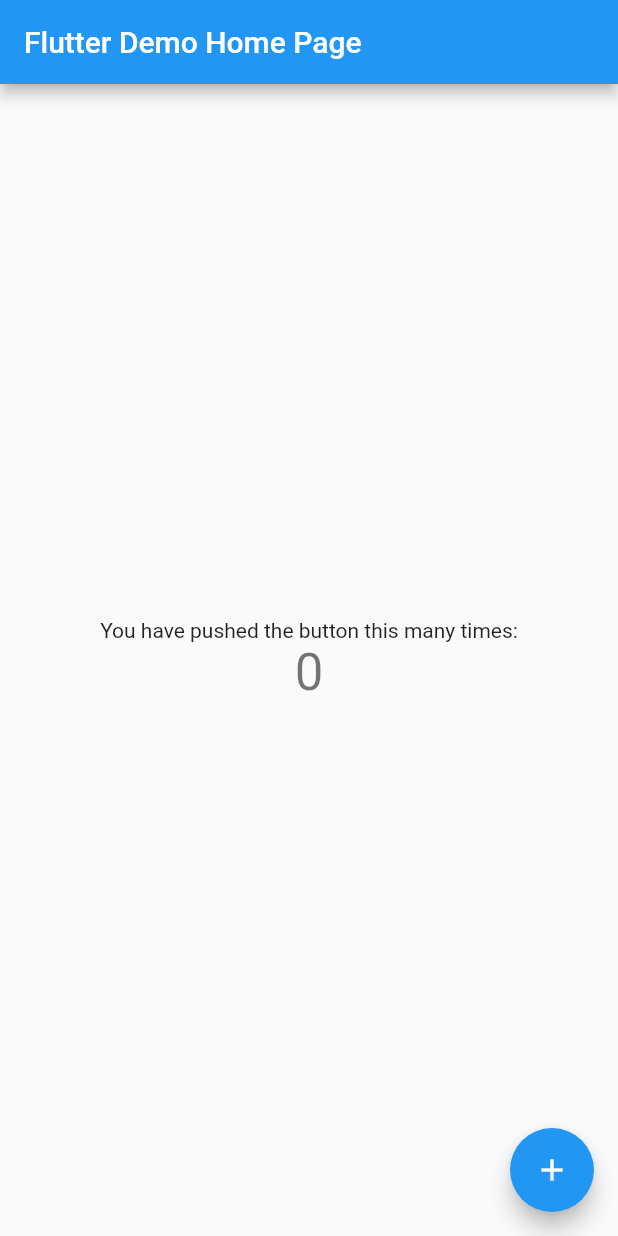
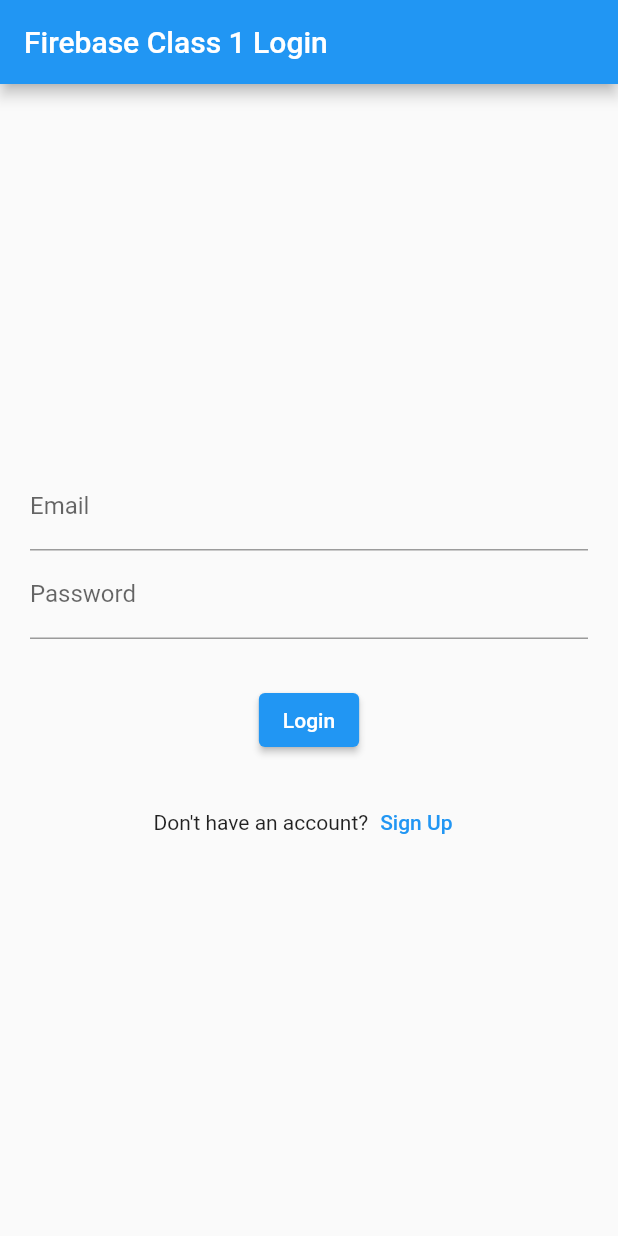
Before and after one commit to abraralidev/Firebase-Classes-Cybex, a Flutter app: the screen it shows after launch, on a phone screen of 412 x 824 dp. Run offline on Flutter 3.47's test engine with Material 2 defaults, Android fonts, the phone set to English and light mode, and no system bars; our stand-ins replace firebase_auth, firebase_core; accounts and stored records are empty.

Commit message:
added: login | SignUp

```diff
--- a/class_1/lib/main.dart
+++ b/class_1/lib/main.dart
@@ -1,6 +1,15 @@
+import 'package:class_1/screens/auth/signIn.dart';
+import 'package:class_1/screens/home/home.dart';
+import 'package:firebase_core/firebase_core.dart';
 import 'package:flutter/material.dart';
 
-void main() {
+import 'firebase_options.dart';
+
+Future<void> main() async {
+  WidgetsFlutterBinding.ensureInitialized();
+  await Firebase.initializeApp(
+    options: DefaultFirebaseOptions.currentPlatform,
+  );
   runApp(const MyApp());
 }
 
@@ -11,105 +20,11 @@ class MyApp extends StatelessWidget {
   @override
   Widget build(BuildContext context) {
     return MaterialApp(
-      title: 'Flutter Demo',
+      title: 'Firebase Class 1',
       theme: ThemeData(
-        // This is the theme of your application.
-        //
-        // Try running your application with "flutter run". You'll see the
-        // application has a blue toolbar. Then, without quitting the app, try
-        // changing the primarySwatch below to Colors.green and then invoke
-        // "hot reload" (press "r" in the console where you ran "flutter run",
-        // or simply save your changes to "hot reload" in a Flutter IDE).
-        // Notice that the counter didn't reset back to zero; the application
-        // is not restarted.
         primarySwatch: Colors.blue,
       ),
-      home: const MyHomePage(title: 'Flutter Demo Home Page'),
+      home: const LoginScreen(),
     );
   }
 }
-
-class MyHomePage extends StatefulWidget {
-  const MyHomePage({super.key, required this.title});
-
-  // This widget is the home page of your application. It is stateful, meaning
-  // that it has a State object (defined below) that contains fields that affect
-  // how it looks.
-
-  // This class is the configuration for the state. It holds the values (in this
-  // case the title) provided by the parent (in this case the App widget) and
-  // used by the build method of the State. Fields in a Widget subclass are
-  // always marked "final".
-
-  final String title;
-
-  @override
-  State<MyHomePage> createState() => _MyHomePageState();
-}
-
-class _MyHomePageState extends State<MyHomePage> {
-  int _counter = 0;
-
-  void _incrementCounter() {
-    setState(() {
-      // This call to setState tells the Flutter framework that something has
-      // changed in this State, which causes it to rerun the build method below
-      // so that the display can reflect the updated values. If we changed
-      // _counter without calling setState(), then the build method would not be
-      // called again, and so nothing would appear to happen.
-      _counter++;
-    });
-  }
-
-  @override
-  Widget build(BuildContext context) {
-    // This method is rerun every time setState is called, for instance as done
-    // by the _incrementCounter method above.
-    //
-    // The Flutter framework has been optimized to make rerunning build methods
-    // fast, so that you can just rebuild anything that needs updating rather
-    // than having to individually change instances of widgets.
-    return Scaffold(
-      appBar: AppBar(
-        // Here we take the value from the MyHomePage object that was created by
-        // the App.build method, and use it to set our appbar title.
-        title: Text(widget.title),
-      ),
-      body: Center(
-        // Center is a layout widget. It takes a single child and positions it
-        // in the middle of the parent.
-        child: Column(
-          // Column is also a layout widget. It takes a list of children and
-          // arranges them vertically. By default, it sizes itself to fit its
-          // children horizontally, and tries to be as tall as its parent.
-          //
-          // Invoke "debug painting" (press "p" in the console, choose the
-          // "Toggle Debug Paint" action from the Flutter Inspector in Android
-          // Studio, or the "Toggle Debug Paint" command in Visual Studio Code)
-          // to see the wireframe for each widget.
-          //
-          // Column has various properties to control how it sizes itself and
-          // how it positions its children. Here we use mainAxisAlignment to
-          // center the children vertically; the main axis here is the vertical
-          // axis because Columns are vertical (the cross axis would be
-          // horizontal).
-          mainAxisAlignment: MainAxisAlignment.center,
-          children: <Widget>[
-            const Text(
-              'You have pushed the button this many times:',
-            ),
-            Text(
-              '$_counter',
-              style: Theme.of(context).textTheme.headlineMedium,
-            ),
-          ],
-        ),
-      ),
-      floatingActionButton: FloatingActionButton(
-        onPressed: _incrementCounter,
-        tooltip: 'Increment',
-        child: const Icon(Icons.add),
-      ), // This trailing comma makes auto-formatting nicer for build methods.
-    );
-  }
-}
--- /dev/null
+++ b/class_1/lib/screens/auth/signIn.dart
@@ -0,0 +1,115 @@
+// ignore_for_file: avoid_print, non_constant_identifier_names
+
+import 'package:class_1/screens/auth/signUp.dart';
+import 'package:firebase_auth/firebase_auth.dart';
+import 'package:flutter/material.dart';
+
+import '../home/home.dart';
+
+class LoginScreen extends StatefulWidget {
+  const LoginScreen({super.key});
+
+  @override
+  State<LoginScreen> createState() => _LoginScreenState();
+}
+
+class _LoginScreenState extends State<LoginScreen> {
+  // form is use for Validation it's important to use it
+  final GlobalKey<FormState> _FormKey = GlobalKey<FormState>();
+
+  // these two controllers are use to get the value from the textfield
+  final TextEditingController _emailController = TextEditingController();
+  final TextEditingController _passwordController = TextEditingController();
+
+  // this is use to get the Login of the firebase auth
+  final FirebaseAuth _auth = FirebaseAuth.instance;
+
+  @override
+  Widget build(BuildContext context) {
+    return Scaffold(
+        appBar: AppBar(
+          title: const Text('Firebase Class 1 Login'),
+        ),
+        body: Padding(
+          padding: const EdgeInsets.all(20.0),
+          // for validation we use form
+          // Step 1: call the form widget
+          child: Form(
+            // Step 2: call the form Key  FOR VALIDATION
+            key: _FormKey,
+            // Step 3: call the column widget
+            child: Column(
+              mainAxisAlignment: MainAxisAlignment.center,
+              children: [
+                // Step 4: call the TextField widget
+                TextFormField(
+                  // Step 5: call the controller that you have created
+                  controller: _emailController,
+                  // Step 6: call the validator for validation
+                  validator: (value) {
+                    if (value!.isEmpty) {
+                      return 'Please enter Email';
+                    }
+                    return null;
+                  },
+                  decoration: const InputDecoration(
+                    labelText: 'Email',
+                  ),
+                ),
+                TextFormField(
+                  controller: _passwordController,
+                  validator: (value) {
+                    if (value!.isEmpty) {
+                      return 'Please enter Password';
+                    }
+                    return null;
+                  },
+                  decoration: const InputDecoration(
+                    labelText: 'Password',
+                  ),
+                ),
+                const SizedBox(
+                  height: 30,
+                ),
+                ElevatedButton(
+                    onPressed: () {
+                      // for creating login Function
+                      // Step 1: make a if condition
+                      if (_FormKey.currentState!.validate()) {
+                        // Step 2: call the firebase auth and signInWithEmailAndPassword
+                        _auth
+                            .signInWithEmailAndPassword(
+                                email: _emailController.text,
+                                password: _passwordController.text)
+                            // Step 3: if condition is true then push the home screen
+                            .then((value) => Navigator.pushReplacement(
+                                context,
+                                MaterialPageRoute(
+                                    builder: (_) => const Home())))
+                            // Step 4: if condition is false then print the error
+                            .catchError((error) {
+                          print(error);
+                        });
+                      }
+                    },
+                    child: const Text('Login')),
+
+                const SizedBox(
+                  height: 20,
+                ),
+
+                Row(mainAxisAlignment: MainAxisAlignment.center, children: [
+                  const Text('Don\'t have an account?'),
+                  TextButton(
+                      onPressed: () {
+                        Navigator.push(context,
+                            MaterialPageRoute(builder: (_) => const SignUp()));
+                      },
+                      child: const Text('Sign Up'))
+                ])
+              ],
+            ),
+          ),
+        ));
+  }
+}
--- a/class_1/pubspec.yaml
+++ b/class_1/pubspec.yaml
@@ -35,6 +35,8 @@ dependencies:
   # The following adds the Cupertino Icons font to your application.
   # Use with the CupertinoIcons class for iOS style icons.
   cupertino_icons: ^1.0.2
+  firebase_core: ^2.14.0
+  firebase_auth: ^4.6.3
 
 dev_dependencies:
   flutter_test:
```
Also changed, not shown: class_1/lib/screens/auth/signUp.dart (added, +116 -0 lines), class_1/lib/screens/home/home.dart (added, +17 -0 lines), class_1/lib/firebase_options.dart (added), class_1/pubspec.lock, 6 other files.
